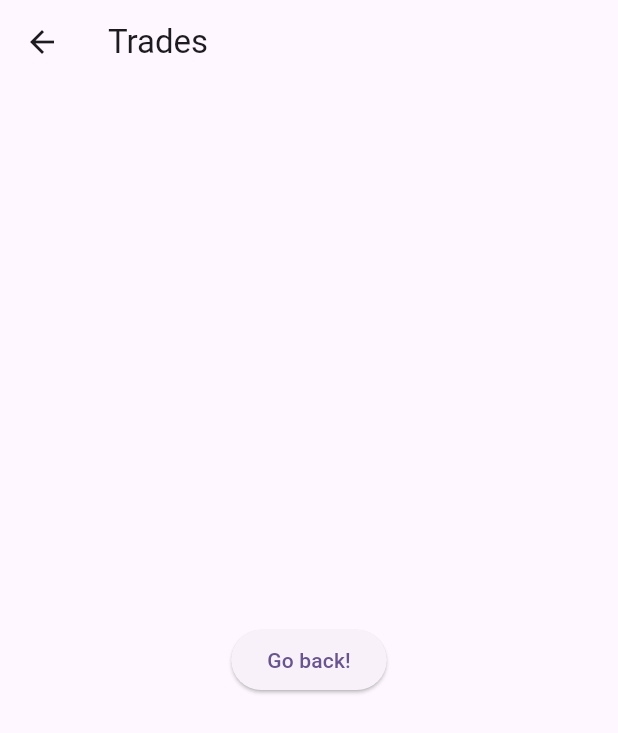
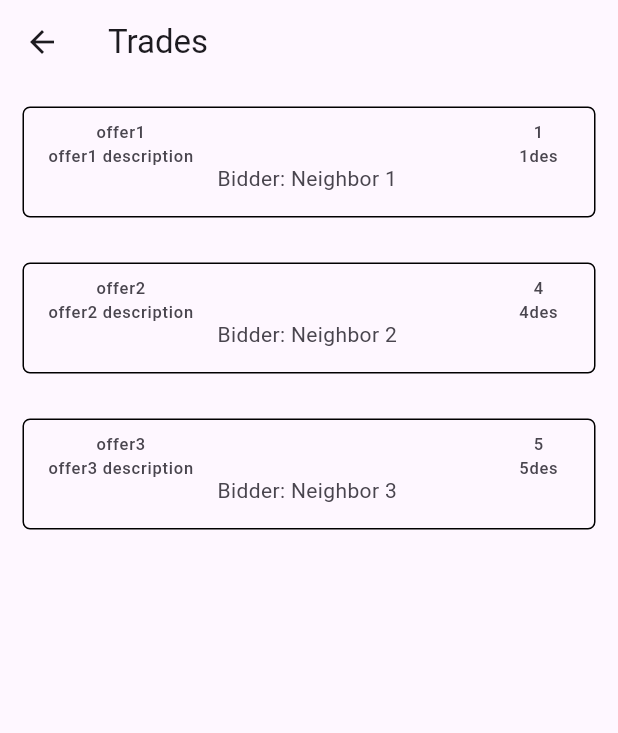
Before and after one commit to mak-66/swap_spot-client, a Flutter app: the TradePage screen opened directly, on a phone screen of 412 x 824 dp. Shown: the top 733 px of the screen. Run offline on Flutter 3.47's test engine with Material 3 defaults, Android fonts, the phone set to English and light mode, and no system bars.

Commit message:
compartmentalized pages

```diff
--- /dev/null
+++ b/lib/trade_page.dart
@@ -0,0 +1,50 @@
+import 'package:flutter/material.dart';
+import 'ware_containers.dart';
+
+class TradePage extends StatelessWidget {
+  //Page containing potential trades (matches)
+  // const TradePage({super.key});
+  const TradePage({Key? key}) : super(key: key);
+
+  @override
+  Widget build(BuildContext context) {
+    return Scaffold(
+      appBar: AppBar(
+        title: const Text('Trades'),
+      ),
+      body: Center(
+          child: ListView.builder(
+        //scrollable list containing tiles containing info on each ware
+        itemCount: matches.length,
+        itemBuilder: (context, index) {
+          final Match match = matches[index];
+          return Padding(
+            padding: const EdgeInsets.all(15),
+            child: ListTile(
+              //tile definition
+              shape: RoundedRectangleBorder(
+                side: const BorderSide(color: Colors.black, width: 1),
+                borderRadius: BorderRadius.circular(5),
+              ),
+              //tileColor: Color.fromARGB(255, 91, 89, 89),
+              //title: Text("Tradeoffer $index"),
+              leading: Column(
+                children: [
+                  Text(match.bidWare.name),
+                  Text(match.bidWare.description)
+                ],
+              ),
+              trailing: Column(
+                children: [
+                  Text(match.ownWare.name),
+                  Text(match.ownWare.description)
+                ],
+              ),
+              subtitle: Text("Bidder: ${match.bidder}"),
+            ),
+          );
+        },
+      )),
+    );
+  }
+}
--- /dev/null
+++ b/lib/ware_containers.dart
@@ -0,0 +1,58 @@
+import 'package:flutter/material.dart';
+
+final wares = <Ware>[
+  Ware("1", "1des"),
+  Ware("2", "2des"),
+  Ware("3", "3des"),
+  Ware("4", "4des"),
+  Ware("5", "5des")
+];
+
+final marketWares = <Ware>[
+  Ware("1m", "1mdes"),
+  Ware("2m", "2mdes"),
+  Ware("3m", "3mdes"),
+  Ware("4m", "4mdes"),
+  Ware("5m", "5mdes")
+];
+
+final neighborMatches = <Match>[];
+
+final matches = <Match>[
+  Match("Neighbor 1", Ware("offer1", "offer1 description"), wares[0]),
+  Match("Neighbor 2", Ware("offer2", "offer2 description"), wares[3]),
+  Match("Neighbor 3", Ware("offer3", "offer3 description"), wares[4]),
+];
+
+class Ware {
+  //defines the Ware class, a class that symbolizes an object for trade
+  //TODO: include way to contain images
+  late String name;
+  late String description;
+
+  Ware(this.name, this.description);
+
+  ListTile returnListTile() {
+    //returns a ListTile containing the info of the Ware
+    //TODO: Integrate image display
+    return ListTile(
+      //tile definition
+      shape: RoundedRectangleBorder(
+        side: const BorderSide(color: Colors.black, width: 1),
+        borderRadius: BorderRadius.circular(5),
+      ),
+      tileColor: const Color.fromARGB(255, 213, 209, 209),
+      title: Text(name),
+      subtitle: Text(description),
+    );
+  }
+}
+
+class Match {
+  //defines the Match class, containing a potential trade between two users and a ware
+  String bidder = ""; //the name of the user who "swiped right"
+  late Ware bidWare;
+  late Ware ownWare;
+
+  Match(this.bidder, this.bidWare, this.ownWare);
+}
```
Also changed, not shown: lib/main.dart (+35 -197 lines), lib/upload_ware_page.dart (added, +73 -0 lines), lib/ware_page.dart (added, +26 -0 lines).
